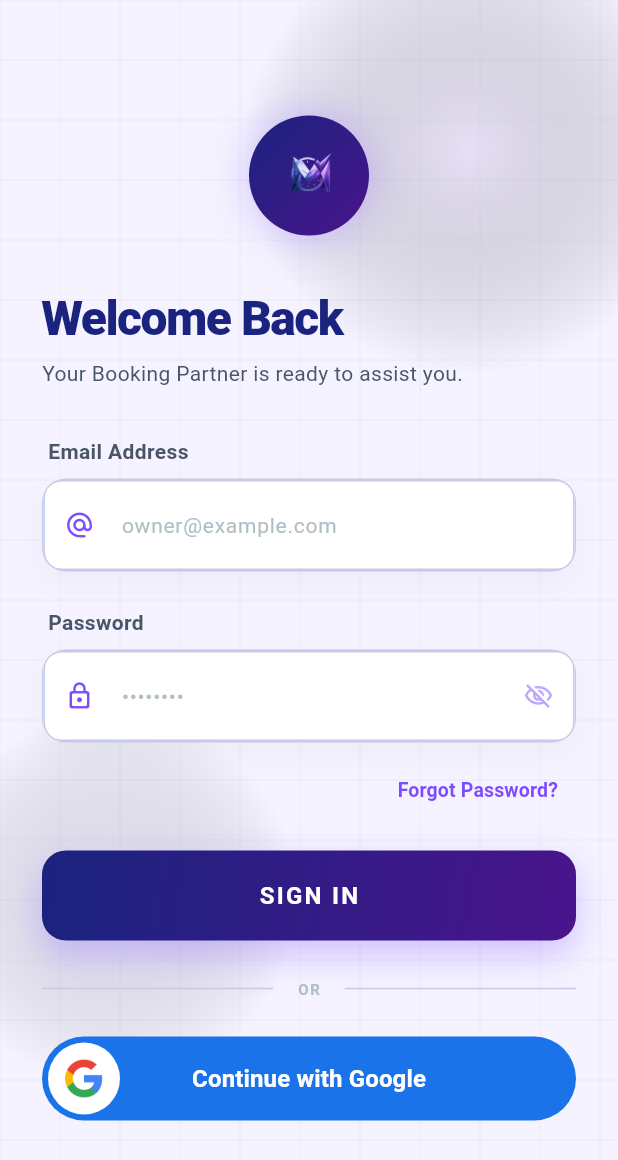
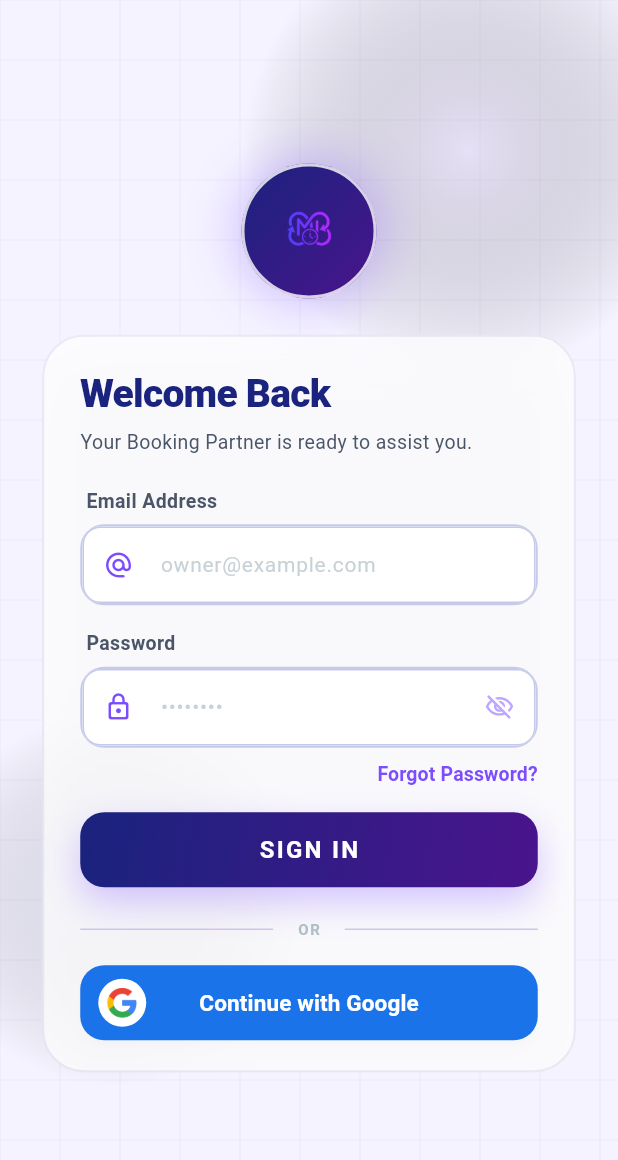
Before and after one commit to allygitrepo/My_Bookings, a Flutter app: the screen it shows after launch, after a tap on "Forgot Password?", on a phone screen of 412 x 824 dp. Shown: the top 1160 px of the screen. Run offline on Flutter 3.47's test engine with Material 3 defaults, Android fonts, the phone set to English and light mode, and no system bars; our stand-ins replace dio, firebase_core, firebase_messaging, flutter_local_notifications, get, get_storage and 3 more; accounts and stored records are empty; network calls fail; Roboto replaces fonts that are missing (Syne).

Commit message:
update the splash screen, login screen and bottom nav bar design.

```diff
--- a/my_booking_application/lib/app/modules/auth/views/login_screen.dart
+++ b/my_booking_application/lib/app/modules/auth/views/login_screen.dart
@@ -1,4 +1,5 @@
 import 'dart:math' as math;
+import 'dart:ui';
 import 'package:flutter/material.dart';
 import 'package:get/get.dart';
 import '../../../core/constants/appColors.dart';
@@ -85,7 +86,6 @@ class _LoginScreenState extends State<LoginScreen>
                           position: _slideAnimation,
                           child: Column(
                             mainAxisAlignment: MainAxisAlignment.center,
-                            crossAxisAlignment: CrossAxisAlignment.start,
                             children: [
                               const SizedBox(height: 40),
                               // ── Logo ──
@@ -93,68 +93,97 @@ class _LoginScreenState extends State<LoginScreen>
                                 child: Hero(
                                   tag: 'app_logo',
                                   child: Container(
-                                    width: 80,
-                                    height: 80,
-                                    padding: const EdgeInsets.all(16),
+                                    width: 90,
+                                    height: 90,
+                                    padding: const EdgeInsets.all(18),
                                     decoration: BoxDecoration(
                                       shape: BoxShape.circle,
                                       gradient: AppColors.logoGradient,
+                                      border: Border.all(
+                                        color: Colors.white.withOpacity(isDark ? 0.15 : 0.8),
+                                        width: 2,
+                                      ),
                                       boxShadow: [
                                         BoxShadow(
-                                          color: AppColors.accent.withOpacity(
-                                            0.3,
-                                          ),
-                                          blurRadius: 25,
-                                          spreadRadius: 1,
+                                          color: AppColors.accent.withOpacity(0.35),
+                                          blurRadius: 30,
+                                          spreadRadius: 2,
                                         ),
                                       ],
                                     ),
                                     child: Image.asset(
-                                      'assets/icons/application_logo_bg.png',
+                                      'assets/icons/app_logo_bg.png',
                                       fit: BoxFit.contain,
                                       errorBuilder:
                                           (context, error, stackTrace) =>
                                               const Icon(
                                                 Icons.calendar_today_rounded,
                                                 color: Colors.white,
-                                                size: 30,
+                                                size: 34,
                                               ),
                                     ),
                                   ),
                                 ),
                               ),
-                              const SizedBox(height: 32),
+                              const SizedBox(height: 24),
 
+                              // ── Glassmorphism Form Card ──
+                              ClipRRect(
+                                borderRadius: BorderRadius.circular(28),
+                                child: BackdropFilter(
+                                  filter: ImageFilter.blur(sigmaX: 16, sigmaY: 16),
+                                  child: Container(
+                                    padding: const EdgeInsets.symmetric(horizontal: 24.0, vertical: 20.0),
+                                    decoration: BoxDecoration(
+                                      borderRadius: BorderRadius.circular(28),
+                                      color: isDark
+                                          ? AppColors.surfaceDark.withOpacity(0.65)
+                                          : Colors.white.withOpacity(0.75),
+                                      border: Border.all(
+                                        color: isDark
+                                            ? Colors.white.withOpacity(0.08)
+                                            : AppColors.primary.withOpacity(0.08),
+                                        width: 1.5,
+                                      ),
+                                      boxShadow: [
+                                        BoxShadow(
+                                          color: Colors.black.withOpacity(isDark ? 0.25 : 0.05),
+                                          blurRadius: 30,
+                                          offset: const Offset(0, 15),
+                                        ),
+                                      ],
+                                    ),
+                                    child: Column(
+                                      crossAxisAlignment: CrossAxisAlignment.start,
+                                      children: [
                                         // ── Header ──
                                         Text(
                                           'Welcome Back',
                                           style: TextStyle(
-                                  fontSize: 32,
+                                            fontSize: 26,
                                             fontWeight: FontWeight.w900,
                                             color: isDark
                                                 ? AppColors.textPrimaryDark
                                                 : AppColors.textPrimaryLight,
                                             fontFamily: 'Syne',
-                                  letterSpacing: -1,
+                                            letterSpacing: -0.5,
                                           ),
                                         ),
                                         const SizedBox(height: 4),
                                         Text(
                                           'Your Booking Partner is ready to assist you.',
                                           style: TextStyle(
-                                  fontSize: 14,
+                                            fontSize: 13,
                                             color: isDark
                                                 ? AppColors.textSecondaryDark
                                                 : AppColors.textSecondaryLight,
                                             fontFamily: 'Syne',
                                           ),
                                         ),
-
-                              const SizedBox(height: 32),
+                                        const SizedBox(height: 20),
 
                                         // ── Login Form ──
                                         _buildLoginForm(isDark),
-
                                         const SizedBox(height: 8),
 
                                         // ── Forgot Password ──
@@ -162,7 +191,12 @@ class _LoginScreenState extends State<LoginScreen>
                                           alignment: Alignment.centerRight,
                                           child: TextButton(
                                             onPressed: () {},
-                                  child: Text(
+                                            style: TextButton.styleFrom(
+                                              padding: EdgeInsets.zero,
+                                              minimumSize: Size.zero,
+                                              tapTargetSize: MaterialTapTargetSize.shrinkWrap,
+                                            ),
+                                            child: const Text(
                                               'Forgot Password?',
                                               style: TextStyle(
                                                 color: AppColors.accent,
@@ -173,16 +207,19 @@ class _LoginScreenState extends State<LoginScreen>
                                             ),
                                           ),
                                         ),
-
                                         const SizedBox(height: 16),
 
                                         // ── Login Button ──
                                         _buildLoginButton(isDark),
-
-                              const SizedBox(height: 24),
+                                        const SizedBox(height: 20),
 
                                         // ── Social Login ──
                                         _buildSocialLogin(isDark),
+                                      ],
+                                    ),
+                                  ),
+                                ),
+                              ),
                               const SizedBox(height: 40),
                             ],
                           ),
@@ -230,31 +267,33 @@ class _LoginScreenState extends State<LoginScreen>
             ),
           ],
         ),
-        const SizedBox(height: 24),
+        const SizedBox(height: 16),
         OutlinedButton(
           onPressed: () {
             controller.loginWithGoogle();
           },
           style: OutlinedButton.styleFrom(
-            fixedSize: const Size(double.maxFinite, 56),
+            fixedSize: const Size(double.maxFinite, 50),
             side: BorderSide.none,
             shape: RoundedRectangleBorder(
-              borderRadius: BorderRadius.circular(28),
+              borderRadius: BorderRadius.circular(16),
             ),
             backgroundColor: const Color(0xFF1A73E8),
             padding: EdgeInsets.zero,
+            shadowColor: Colors.black.withOpacity(0.05),
+            elevation: isDark ? 0 : 2,
           ),
           child: Row(
             children: [
-              const SizedBox(width: 4),
+              const SizedBox(width: 12),
               Container(
-                width: 48,
-                height: 48,
+                width: 32,
+                height: 32,
                 decoration: const BoxDecoration(
                   color: Colors.white,
                   shape: BoxShape.circle,
                 ),
-                padding: const EdgeInsets.all(10),
+                padding: const EdgeInsets.all(5),
                 child: Image.asset(
                   'assets/icons/google_logo.png',
                   fit: BoxFit.contain,
@@ -267,13 +306,13 @@ class _LoginScreenState extends State<LoginScreen>
                     style: TextStyle(
                       color: Colors.white,
                       fontWeight: FontWeight.bold,
-                      fontSize: 16,
+                      fontSize: 15,
                       fontFamily: 'Syne',
                     ),
                   ),
                 ),
               ),
-              const SizedBox(width: 52),
+              const SizedBox(width: 44),
             ],
           ),
         ),
@@ -355,7 +394,7 @@ class _LoginScreenState extends State<LoginScreen>
           hint: 'owner@example.com',
           isDark: isDark,
         ),
-        const SizedBox(height: 24),
+        const SizedBox(height: 16),
         Obx(
           () => _buildTextField(
             controller: controller.passwordController,
@@ -386,11 +425,11 @@ class _LoginScreenState extends State<LoginScreen>
       crossAxisAlignment: CrossAxisAlignment.start,
       children: [
         Padding(
-          padding: const EdgeInsets.only(left: 4, bottom: 8),
+          padding: const EdgeInsets.only(left: 4, bottom: 6),
           child: Text(
             label,
             style: TextStyle(
-              fontSize: 14,
+              fontSize: 13,
               fontWeight: FontWeight.w600,
               color: isDark
                   ? AppColors.textSecondaryDark
@@ -401,20 +440,14 @@ class _LoginScreenState extends State<LoginScreen>
         ),
         Container(
           decoration: BoxDecoration(
-            color: isDark ? AppColors.surfaceDark : AppColors.surfaceLight,
+            color: isDark ? Colors.black.withOpacity(0.2) : Colors.white,
             borderRadius: BorderRadius.circular(16),
             border: Border.all(
-              color: isDark ? AppColors.borderDark : AppColors.borderLight,
-              width: 1,
+              color: isDark
+                  ? Colors.white.withOpacity(0.08)
+                  : AppColors.borderLight,
+              width: 1.5,
             ),
-            boxShadow: [
-              if (!isDark)
-                BoxShadow(
-                  color: Colors.black.withOpacity(0.03),
-                  blurRadius: 15,
-                  offset: const Offset(0, 8),
-                ),
-            ],
           ),
           child: TextField(
             controller: controller,
@@ -424,13 +457,14 @@ class _LoginScreenState extends State<LoginScreen>
                   ? AppColors.textPrimaryDark
                   : AppColors.textPrimaryLight,
               fontFamily: 'Syne',
+              fontSize: 15,
             ),
             decoration: InputDecoration(
               hintText: hint,
               hintStyle: TextStyle(
                 color: isDark
                     ? AppColors.textDisabledDark
-                    : AppColors.textDisabledLight,
+                    : AppColors.textDisabledLight.withOpacity(0.7),
                 fontSize: 14,
               ),
               prefixIcon: Icon(icon, color: AppColors.accent, size: 20),
@@ -449,7 +483,7 @@ class _LoginScreenState extends State<LoginScreen>
               border: InputBorder.none,
               contentPadding: const EdgeInsets.symmetric(
                 horizontal: 16,
-                vertical: 18,
+                vertical: 14,
               ),
             ),
           ),
@@ -462,7 +496,7 @@ class _LoginScreenState extends State<LoginScreen>
     return Obx(
       () => Container(
         width: double.infinity,
-        height: 60,
+        height: 50,
         decoration: BoxDecoration(
           gradient: AppColors.brandGradient,
           borderRadius: BorderRadius.circular(16),
--- a/my_booking_application/lib/app/modules/auth/views/splash_screen.dart
+++ b/my_booking_application/lib/app/modules/auth/views/splash_screen.dart
@@ -405,8 +405,8 @@ class _SplashScreenState extends State<SplashScreen>
           child: FadeTransition(
             opacity: _logoOpacity,
             child: SizedBox(
-              width: 160,
-              height: 160,
+              width: 200,
+              height: 200,
               child: Stack(
                 alignment: Alignment.center,
                 children: [
@@ -416,8 +416,8 @@ class _SplashScreenState extends State<SplashScreen>
                     child: Opacity(
                       opacity: _pulseOpacity.value * 0.55,
                       child: Container(
-                        width: 160,
-                        height: 160,
+                        width: 180,
+                        height: 180,
                         decoration: BoxDecoration(
                           shape: BoxShape.circle,
                           border: Border.all(
@@ -434,8 +434,8 @@ class _SplashScreenState extends State<SplashScreen>
                     child: Opacity(
                       opacity: _pulseOpacity.value,
                       child: Container(
-                        width: 142,
-                        height: 142,
+                        width: 162,
+                        height: 162,
                         decoration: BoxDecoration(
                           shape: BoxShape.circle,
                           border: Border.all(
@@ -450,14 +450,14 @@ class _SplashScreenState extends State<SplashScreen>
                   Transform.rotate(
                     angle: _arcRotation.value,
                     child: CustomPaint(
-                      size: const Size(130, 130),
+                      size: const Size(150, 150),
                       painter: _ArcPainter(),
                     ),
                   ),
                   // Inner logo circle
                   Container(
-                    width: 100,
-                    height: 100,
+                    width: 120,
+                    height: 120,
                     decoration: BoxDecoration(
                       shape: BoxShape.circle,
                       gradient: AppColors.logoGradient,
@@ -471,7 +471,7 @@ class _SplashScreenState extends State<SplashScreen>
                     ),
                     child: Center(
                       child: Padding(
-                        padding: const EdgeInsets.all(20.0),
+                        padding: const EdgeInsets.all(16.0),
                         child: Image.asset(
                           'assets/icons/app_logo_bg.png',
                           fit: BoxFit.contain,
@@ -479,7 +479,7 @@ class _SplashScreenState extends State<SplashScreen>
                               const Icon(
                                 Icons.calendar_today_rounded,
                                 color: Colors.white,
-                                size: 40,
+                                size: 48,
                               ),
                         ),
                       ),
@@ -503,8 +503,18 @@ class _SplashScreenState extends State<SplashScreen>
           child: FadeTransition(
             opacity: _brandOpacity,
             child: ShaderMask(
-              shaderCallback: (bounds) =>
-                  AppColors.textGradient.createShader(bounds),
+              shaderCallback: (bounds) => (isDark
+                      ? AppColors.textGradient
+                      : const LinearGradient(
+                          begin: Alignment.topLeft,
+                          end: Alignment.bottomRight,
+                          colors: [
+                            AppColors.navy900,
+                            AppColors.navy600,
+                            AppColors.violet600,
+                          ],
+                        ))
+                  .createShader(bounds),
               child: const Text(
                 'My Bookings',
                 style: TextStyle(
@@ -527,9 +537,9 @@ class _SplashScreenState extends State<SplashScreen>
               fontSize: 11,
               letterSpacing: 3.5,
               color: isDark
-                  ? AppColors.textTertiaryDark
-                  : AppColors.textTertiaryLight,
-              fontWeight: FontWeight.w400,
+                  ? AppColors.textSecondaryDark
+                  : AppColors.navy600.withOpacity(0.7),
+              fontWeight: FontWeight.w600,
               fontFamily: 'Syne',
             ),
           ),
--- a/my_booking_application/lib/app/modules/main_controller.dart
+++ b/my_booking_application/lib/app/modules/main_controller.dart
@@ -24,7 +24,7 @@ class MainController extends GetxController {
 
   void changePage(int index) {
     if (index == -1) {
-      onPlusButtonPressed();
+      // onPlusButtonPressed();
       return;
     }
     currentIndex.value = index;
@@ -32,6 +32,7 @@ class MainController extends GetxController {
 
   String get currentTitle => titles[currentIndex.value];
 
+  /*
   void onPlusButtonPressed() {
     Get.bottomSheet(
       Container(
@@ -142,4 +143,5 @@ class MainController extends GetxController {
       ),
     );
   }
+  */
 }
--- a/my_booking_application/lib/app/shared/widgets/customBottomNav.dart
+++ b/my_booking_application/lib/app/shared/widgets/customBottomNav.dart
@@ -43,15 +43,16 @@ class CustomBottomNavBar extends StatelessWidget {
               _buildNavItem(context, Icons.home_outlined, Icons.home_rounded, 'Home', 0, primaryPurple),
               _buildNavItem(context, Icons.calendar_month_outlined, Icons.calendar_month_rounded, 'Bookings', 1, primaryPurple),
 
-              // Spacer for the center button
-              const Expanded(child: SizedBox()),
+              // Spacer for the center button (commented out)
+              // const Expanded(child: SizedBox()),
 
               _buildNavItem(context, Icons.people_outline_rounded, Icons.people_rounded, 'Staff', 2, primaryPurple),
               _buildNavItem(context, Icons.build_outlined, Icons.build_rounded, 'Services', 3, primaryPurple),
             ],
           ),
 
-          // ── Floating Center Button ──
+          // ── Floating Center Button ── (commented out)
+          /*
           Positioned(
             top: -25, // Elevate above the bar
             child: Column(
@@ -89,6 +90,7 @@ class CustomBottomNavBar extends StatelessWidget {
               ],
             ),
           ),
+          */
         ],
       ),
     );
```
Lines whose indentation alone changed are shown as unchanged.
